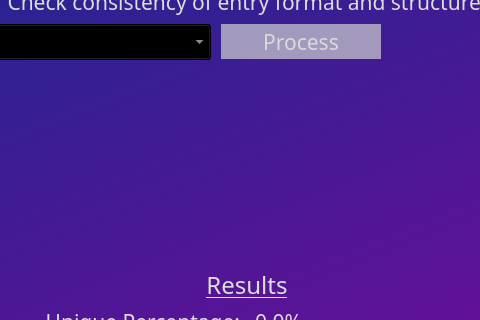
Before: the Qt Designer form res/interface.ui in StevenButtifint/database-cleaner, drawn with Qt 5; both pictures show x 253 to 733 and y 162 to 482 of the 1000 by 565 pixel window.
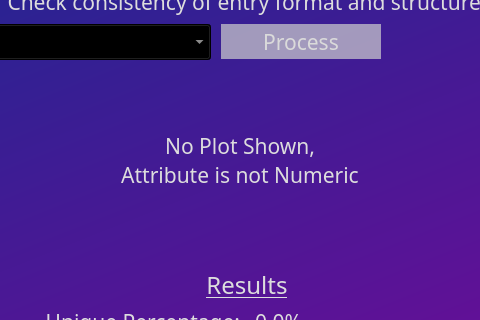
After: the same form once the commit is applied. Icons and pictures are not drawn.

Commit message: added boxplot to uniformity page

Patch:
```diff
--- a/res/interface.ui
+++ b/res/interface.ui
@@ -2377,6 +2377,41 @@
               <property name="frameShadow">
                <enum>QFrame::Raised</enum>
               </property>
+              <layout class="QHBoxLayout" name="horizontalLayout_39">
+               <item>
+                <widget class="QWidget" name="uniformity_boxplot" native="true">
+                 <property name="styleSheet">
+                  <string notr="true">background-color: rgba(255, 255, 255, 0);</string>
+                 </property>
+                 <widget class="QLabel" name="boxplot_notice_lbl">
+                  <property name="geometry">
+                   <rect>
+                    <x>360</x>
+                    <y>60</y>
+                    <width>246</width>
+                    <height>56</height>
+                   </rect>
+                  </property>
+                  <property name="font">
+                   <font>
+                    <family>Microsoft YaHei</family>
+                    <pointsize>16</pointsize>
+                   </font>
+                  </property>
+                  <property name="styleSheet">
+                   <string notr="true">color:#DDDDDD;</string>
+                  </property>
+                  <property name="text">
+                   <string>No Plot Shown,
+Attribute is not Numeric</string>
+                  </property>
+                  <property name="alignment">
+                   <set>Qt::AlignCenter</set>
+                  </property>
+                 </widget>
+                </widget>
+               </item>
+              </layout>
              </widget>
             </item>
             <item>
```
